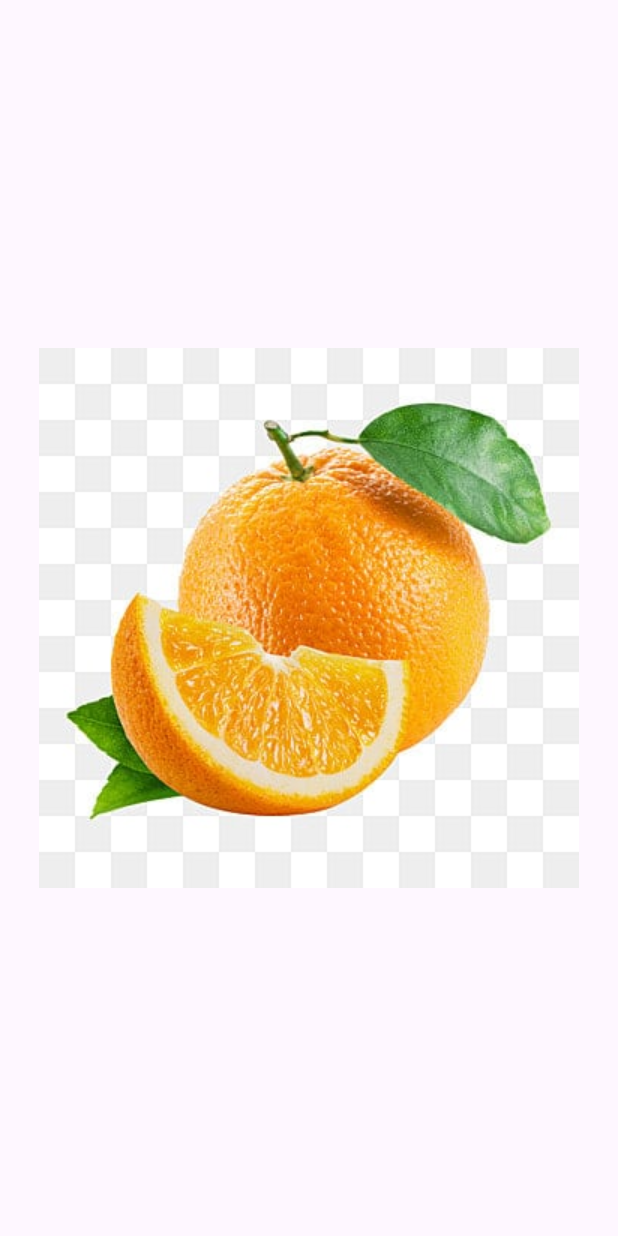
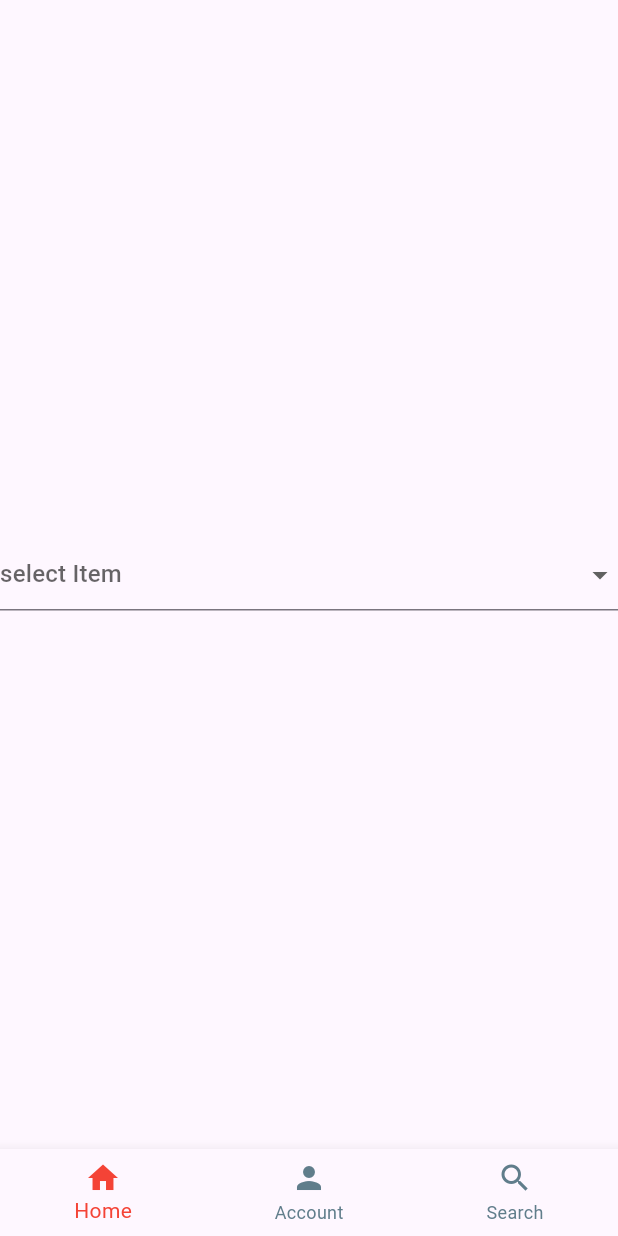
Before and after one commit to Mariyajose-123/flutterTraningProject-268, a Flutter app: the first screen one second after launch, on a phone screen of 412 x 824 dp. Run offline on Flutter 3.47's test engine with Material 3 defaults, Android fonts, the phone set to English and light mode, and no system bars; our stand-ins replace shared_preferences; missing offline and left inert: dart:ffi.

Commit message:
Botom sheet,nav bar,

```diff
--- /dev/null
+++ b/lib/BottomSheet/bottomSheet_Screen.dart
@@ -0,0 +1,45 @@
+import 'package:flutter/material.dart';
+import 'package:initial_flutter_project/BottomSheet/screen_account.dart';
+import 'package:initial_flutter_project/BottomSheet/screen_main.dart';
+import 'package:initial_flutter_project/BottomSheet/screen_search.dart';
+
+class ScreenHomeBottomSheet extends StatefulWidget {
+  const ScreenHomeBottomSheet({super.key});
+
+  @override
+  State<ScreenHomeBottomSheet> createState() => _ScreenHomeBottomSheetState();
+}
+
+class _ScreenHomeBottomSheetState extends State<ScreenHomeBottomSheet> {
+  int _currentSelectedIndex = 0;
+
+  final _pages = [
+    ScreenMain(),
+    ScreenSearch(),
+    ScreenAccount(),
+  ];
+  @override
+  Widget build(BuildContext context) {
+    return Scaffold(
+      body: _pages[_currentSelectedIndex],
+      bottomNavigationBar: BottomNavigationBar(
+        selectedItemColor: Colors.red,
+        unselectedItemColor: Colors.blueGrey,
+        enableFeedback: true,
+        currentIndex: _currentSelectedIndex,
+        onTap: (newIndex) {
+          setState(() {
+            _currentSelectedIndex = newIndex;
+          });
+
+          print(newIndex);
+        },
+        items: [
+          BottomNavigationBarItem(icon: Icon(Icons.home), label: 'Home'),
+          BottomNavigationBarItem(icon: Icon(Icons.person), label: 'Account'),
+          BottomNavigationBarItem(icon: Icon(Icons.search), label: 'Search'),
+        ],
+      ),
+    );
+  }
+}
--- /dev/null
+++ b/lib/BottomSheet/screen_main.dart
@@ -0,0 +1,21 @@
+import 'package:flutter/material.dart';
+
+class ScreenMain extends StatelessWidget {
+  ScreenMain({super.key});
+
+  final _list = ['Apple', 'orange', 'PineApple'];
+  @override
+  Widget build(BuildContext context) {
+    return Container(
+      child: Center(
+          child: DropdownButtonFormField(
+              hint: Text('select Item'),
+              onChanged: (value) {
+                print(value);
+              },
+              items: _list.map((e) {
+                return DropdownMenuItem(value: e, child: Text(e));
+              }).toList())),
+    );
+  }
+}
--- a/lib/main.dart
+++ b/lib/main.dart
@@ -1,22 +1,24 @@
 import 'package:flutter/material.dart';
-import 'package:initial_flutter_project/Screens/splash.dart';
+import 'package:flutter/widgets.dart';
+import 'package:initial_flutter_project/BottomSheet/bottomSheet_Screen.dart';
 
-const SAVE_KEY_NAME = 'UserLoggIn';
 void main() {
-  runApp(MyApp());
+  runApp(const MyApp());
 }
 
 class MyApp extends StatelessWidget {
   const MyApp({super.key});
 
+  // This widget is the root of your application.
   @override
   Widget build(BuildContext context) {
     return MaterialApp(
-      title: 'Login Sample',
+      title: 'Flutter Demo',
       theme: ThemeData(
-        primarySwatch: Colors.amber,
+        colorScheme: ColorScheme.fromSeed(seedColor: Colors.deepPurple),
+        useMaterial3: true,
       ),
-      home: ScreenSplash(),
+      home: ScreenHomeBottomSheet(),
     );
   }
 }
```
Also changed, not shown: lib/BottomSheet/screen_account.dart (added, +14 -0 lines), lib/BottomSheet/screen_search.dart (added, +14 -0 lines).
